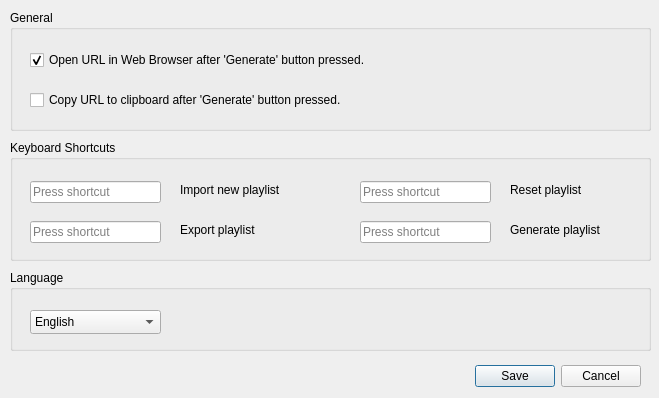
Above: src/gui/forms/settings_dialog.ui from christianhofmanncodes/youtube-playlist-generator before the change. Below: the same form after it.
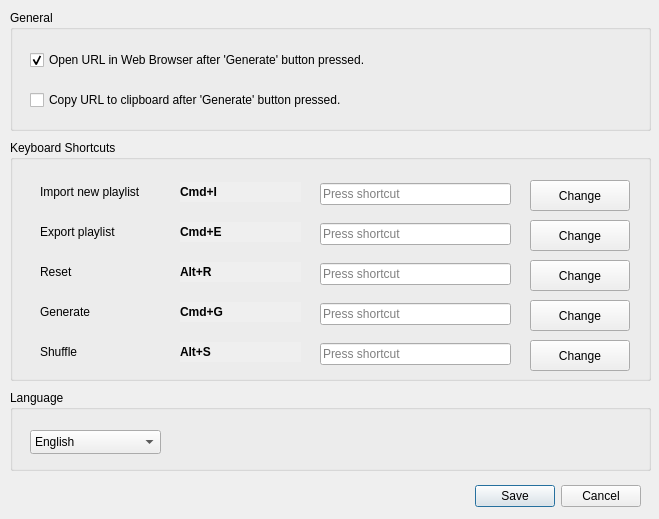
That is the form after the change.

Diff of the .ui file:
```diff
--- a/src/gui/forms/settings_dialog.ui
+++ b/src/gui/forms/settings_dialog.ui
@@ -7,19 +7,19 @@
     <x>0</x>
     <y>0</y>
     <width>659</width>
-    <height>398</height>
+    <height>519</height>
    </rect>
   </property>
   <property name="minimumSize">
    <size>
     <width>659</width>
-    <height>398</height>
+    <height>519</height>
    </size>
   </property>
   <property name="maximumSize">
    <size>
     <width>659</width>
-    <height>398</height>
+    <height>519</height>
    </size>
   </property>
   <property name="font">
@@ -35,7 +35,7 @@
    <property name="geometry">
     <rect>
      <x>300</x>
-     <y>360</y>
+     <y>480</y>
      <width>341</width>
      <height>32</height>
     </rect>
@@ -101,7 +101,7 @@
      <x>10</x>
      <y>140</y>
      <width>641</width>
-     <height>121</height>
+     <height>241</height>
     </rect>
    </property>
    <property name="title">
@@ -110,18 +110,18 @@
    <widget class="QKeySequenceEdit" name="keySequenceEdit_option1">
     <property name="geometry">
      <rect>
-      <x>20</x>
-      <y>40</y>
-      <width>131</width>
+      <x>310</x>
+      <y>42</y>
+      <width>191</width>
       <height>24</height>
      </rect>
     </property>
    </widget>
-   <widget class="QLabel" name="label_keyboard_shortcuts_option1">
+   <widget class="QLabel" name="label_keyboard_shortcuts_option1_text">
     <property name="geometry">
      <rect>
-      <x>170</x>
-      <y>40</y>
+      <x>30</x>
+      <y>42</y>
       <width>121</width>
       <height>20</height>
      </rect>
@@ -130,11 +130,11 @@
      <string>Import new playlist</string>
     </property>
    </widget>
-   <widget class="QLabel" name="label_keyboard_shortcuts_option2">
+   <widget class="QLabel" name="label_keyboard_shortcuts_option2_text">
     <property name="geometry">
      <rect>
-      <x>170</x>
-      <y>80</y>
+      <x>30</x>
+      <y>82</y>
       <width>121</width>
       <height>20</height>
      </rect>
@@ -146,65 +146,258 @@
    <widget class="QKeySequenceEdit" name="keySequenceEdit_option2">
     <property name="geometry">
      <rect>
-      <x>20</x>
-      <y>80</y>
-      <width>131</width>
+      <x>310</x>
+      <y>82</y>
+      <width>191</width>
       <height>24</height>
      </rect>
     </property>
    </widget>
-   <widget class="QLabel" name="label_keyboard_shortcuts_option3">
+   <widget class="QLabel" name="label_keyboard_shortcuts_option3_text">
     <property name="geometry">
      <rect>
-      <x>500</x>
-      <y>40</y>
+      <x>30</x>
+      <y>122</y>
       <width>121</width>
       <height>20</height>
      </rect>
     </property>
     <property name="text">
-     <string>Reset playlist</string>
+     <string>Reset</string>
     </property>
    </widget>
    <widget class="QKeySequenceEdit" name="keySequenceEdit_option3">
     <property name="geometry">
      <rect>
-      <x>350</x>
-      <y>40</y>
-      <width>131</width>
+      <x>310</x>
+      <y>122</y>
+      <width>191</width>
       <height>24</height>
      </rect>
     </property>
    </widget>
-   <widget class="QLabel" name="label_keyboard_shortcuts_option4">
+   <widget class="QLabel" name="label_keyboard_shortcuts_option4_text">
     <property name="geometry">
      <rect>
-      <x>500</x>
-      <y>80</y>
+      <x>30</x>
+      <y>162</y>
       <width>121</width>
       <height>20</height>
      </rect>
     </property>
     <property name="text">
-     <string>Generate playlist</string>
+     <string>Generate</string>
     </property>
    </widget>
    <widget class="QKeySequenceEdit" name="keySequenceEdit_option4">
     <property name="geometry">
      <rect>
-      <x>350</x>
+      <x>310</x>
+      <y>162</y>
+      <width>191</width>
+      <height>24</height>
+     </rect>
+    </property>
+   </widget>
+   <widget class="QLabel" name="label_keyboard_shortcuts_option1">
+    <property name="geometry">
+     <rect>
+      <x>170</x>
+      <y>42</y>
+      <width>121</width>
+      <height>20</height>
+     </rect>
+    </property>
+    <property name="font">
+     <font>
+      <bold>true</bold>
+     </font>
+    </property>
+    <property name="autoFillBackground">
+     <bool>true</bool>
+    </property>
+    <property name="text">
+     <string>Cmd+I</string>
+    </property>
+   </widget>
+   <widget class="QLabel" name="label_keyboard_shortcuts_option2">
+    <property name="geometry">
+     <rect>
+      <x>170</x>
+      <y>82</y>
+      <width>121</width>
+      <height>20</height>
+     </rect>
+    </property>
+    <property name="font">
+     <font>
+      <bold>true</bold>
+     </font>
+    </property>
+    <property name="autoFillBackground">
+     <bool>true</bool>
+    </property>
+    <property name="text">
+     <string>Cmd+E</string>
+    </property>
+   </widget>
+   <widget class="QLabel" name="label_keyboard_shortcuts_option3">
+    <property name="geometry">
+     <rect>
+      <x>170</x>
+      <y>122</y>
+      <width>121</width>
+      <height>20</height>
+     </rect>
+    </property>
+    <property name="font">
+     <font>
+      <bold>true</bold>
+     </font>
+    </property>
+    <property name="autoFillBackground">
+     <bool>true</bool>
+    </property>
+    <property name="text">
+     <string>Alt+R</string>
+    </property>
+   </widget>
+   <widget class="QLabel" name="label_keyboard_shortcuts_option4">
+    <property name="geometry">
+     <rect>
+      <x>170</x>
+      <y>162</y>
+      <width>121</width>
+      <height>20</height>
+     </rect>
+    </property>
+    <property name="font">
+     <font>
+      <bold>true</bold>
+     </font>
+    </property>
+    <property name="autoFillBackground">
+     <bool>true</bool>
+    </property>
+    <property name="text">
+     <string>Cmd+G</string>
+    </property>
+   </widget>
+   <widget class="QPushButton" name="pushButton_change_option1">
+    <property name="geometry">
+     <rect>
+      <x>520</x>
+      <y>40</y>
+      <width>100</width>
+      <height>31</height>
+     </rect>
+    </property>
+    <property name="text">
+     <string>Change</string>
+    </property>
+   </widget>
+   <widget class="QPushButton" name="pushButton_change_option2">
+    <property name="geometry">
+     <rect>
+      <x>520</x>
       <y>80</y>
-      <width>131</width>
+      <width>100</width>
+      <height>31</height>
+     </rect>
+    </property>
+    <property name="text">
+     <string>Change</string>
+    </property>
+   </widget>
+   <widget class="QPushButton" name="pushButton_change_option3">
+    <property name="geometry">
+     <rect>
+      <x>520</x>
+      <y>120</y>
+      <width>100</width>
+      <height>31</height>
+     </rect>
+    </property>
+    <property name="text">
+     <string>Change</string>
+    </property>
+   </widget>
+   <widget class="QPushButton" name="pushButton_change_option4">
+    <property name="geometry">
+     <rect>
+      <x>520</x>
+      <y>160</y>
+      <width>100</width>
+      <height>31</height>
+     </rect>
+    </property>
+    <property name="text">
+     <string>Change</string>
+    </property>
+   </widget>
+   <widget class="QLabel" name="label_keyboard_shortcuts_option5">
+    <property name="geometry">
+     <rect>
+      <x>170</x>
+      <y>202</y>
+      <width>121</width>
+      <height>20</height>
+     </rect>
+    </property>
+    <property name="font">
+     <font>
+      <bold>true</bold>
+     </font>
+    </property>
+    <property name="autoFillBackground">
+     <bool>true</bool>
+    </property>
+    <property name="text">
+     <string>Alt+S</string>
+    </property>
+   </widget>
+   <widget class="QKeySequenceEdit" name="keySequenceEdit_option5">
+    <property name="geometry">
+     <rect>
+      <x>310</x>
+      <y>202</y>
+      <width>191</width>
       <height>24</height>
      </rect>
     </property>
    </widget>
+   <widget class="QLabel" name="label_keyboard_shortcuts_option5_text">
+    <property name="geometry">
+     <rect>
+      <x>30</x>
+      <y>202</y>
+      <width>121</width>
+      <height>20</height>
+     </rect>
+    </property>
+    <property name="text">
+     <string>Shuffle</string>
+    </property>
+   </widget>
+   <widget class="QPushButton" name="pushButton_change_option5">
+    <property name="geometry">
+     <rect>
+      <x>520</x>
+      <y>200</y>
+      <width>100</width>
+      <height>31</height>
+     </rect>
+    </property>
+    <property name="text">
+     <string>Change</string>
+    </property>
+   </widget>
   </widget>
   <widget class="QGroupBox" name="groupBox">
    <property name="geometry">
     <rect>
      <x>10</x>
-     <y>270</y>
+     <y>390</y>
      <width>641</width>
      <height>81</height>
     </rect>
```
Left out of the diff: 4 changed lines with no effect on the pictures.
